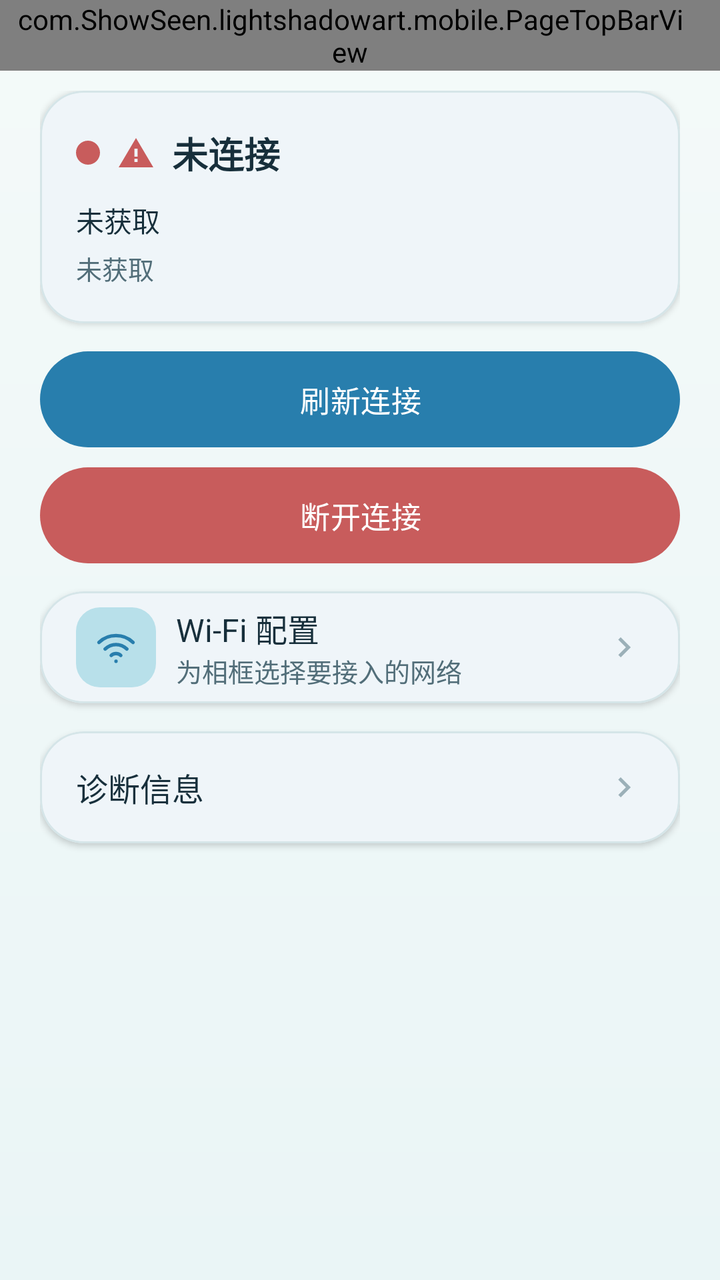
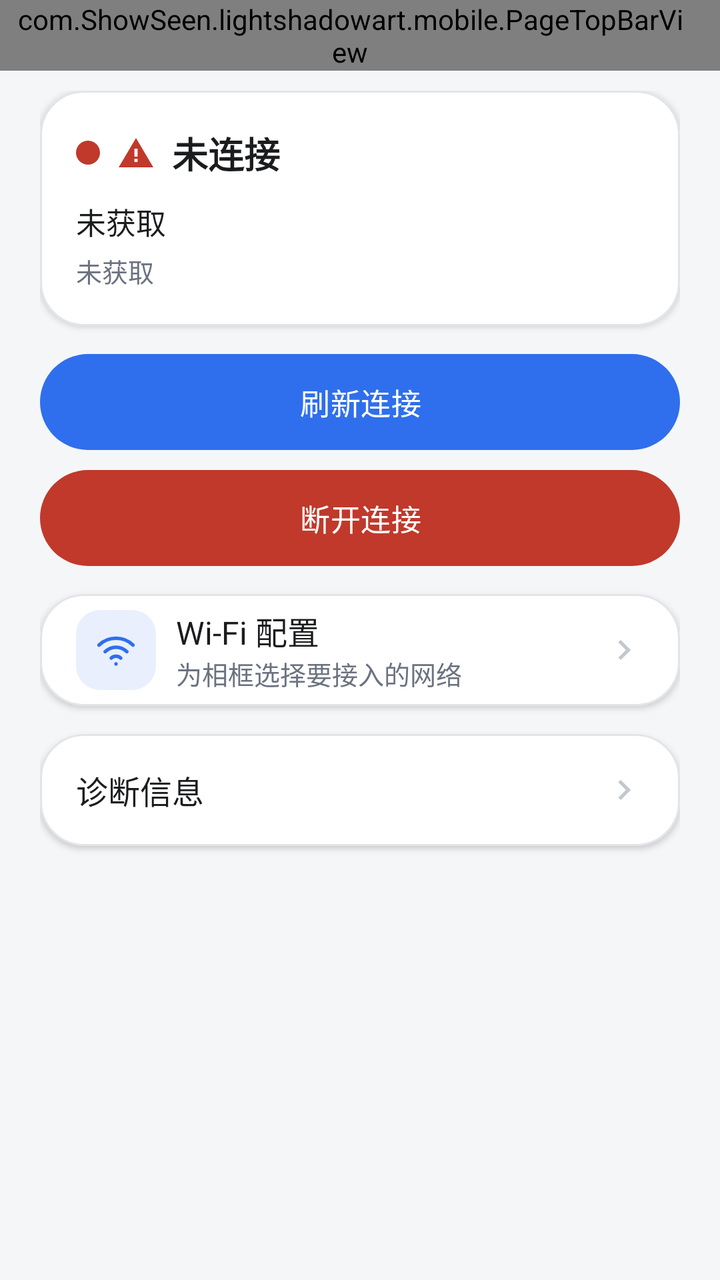

Screens rendered from an Android XML layout before and after an edit, with the pre-edit source and the edit as a unified diff.
<!-- AndroidManifest.xml: application theme Theme.LightShadowArtPhone -->
<!-- res/layout/activity_network.xml -->
<?xml version="1.0" encoding="utf-8"?>
<LinearLayout xmlns:android="http://schemas.android.com/apk/res/android"
    xmlns:app="http://schemas.android.com/apk/res-auto"
    android:layout_width="match_parent"
    android:layout_height="match_parent"
    android:background="@drawable/bg_app_gradient"
    android:orientation="vertical">

    <com.ShowSeen.lightshadowart.mobile.PageTopBarView
        android:id="@+id/network_top_bar"
        android:layout_width="match_parent"
        android:layout_height="wrap_content"
        android:paddingStart="8dp"
        android:paddingEnd="@dimen/card_padding" />

    <ScrollView
        android:layout_width="match_parent"
        android:layout_height="0dp"
        android:layout_weight="1"
        android:clipToPadding="false"
        android:fillViewport="true">

        <LinearLayout
            android:layout_width="match_parent"
            android:layout_height="wrap_content"
            android:orientation="vertical"
            android:paddingStart="@dimen/page_horizontal_padding"
            android:paddingTop="@dimen/item_gap"
            android:paddingEnd="@dimen/page_horizontal_padding"
            android:paddingBottom="@dimen/page_vertical_padding">

            
            <com.google.android.material.card.MaterialCardView
                style="@style/SurfaceCard"
                android:layout_width="match_parent"
                android:layout_height="wrap_content">

                <LinearLayout
                    android:layout_width="match_parent"
                    android:layout_height="wrap_content"
                    android:orientation="vertical"
                    android:padding="@dimen/card_padding">

                    <LinearLayout
                        android:layout_width="match_parent"
                        android:layout_height="wrap_content"
                        android:gravity="center_vertical"
                        android:orientation="horizontal">

                        <View
                            android:id="@+id/view_network_dot"
                            android:layout_width="12dp"
                            android:layout_height="12dp"
                            android:background="@drawable/dot_session" />

                        <ImageView
                            android:id="@+id/iv_network_state_icon"
                            android:layout_width="20dp"
                            android:layout_height="20dp"
                            android:layout_marginStart="8dp"
                            android:contentDescription="@null"
                            android:src="@drawable/ic_warning"
                            app:tint="@color/status_destructive" />

                        <TextView
                            android:id="@+id/tv_network_state"
                            style="@style/Text.TitleMedium"
                            android:layout_width="0dp"
                            android:layout_height="wrap_content"
                            android:layout_marginStart="8dp"
                            android:layout_weight="1"
                            android:text="@string/network_state_disconnected" />
                    </LinearLayout>

                    <TextView
                        android:id="@+id/tv_network_name"
                        style="@style/Text.Body"
                        android:layout_width="match_parent"
                        android:layout_height="wrap_content"
                        android:layout_marginTop="@dimen/item_gap"
                        android:text="@string/network_value_unknown" />

                    <TextView
                        android:id="@+id/tv_network_address"
                        style="@style/Text.Hint"
                        android:layout_width="match_parent"
                        android:layout_height="wrap_content"
                        android:layout_marginTop="4dp"
                        android:text="@string/network_value_unknown" />

                    <TextView
                        android:id="@+id/tv_network_note"
                        style="@style/Text.Hint"
                        android:layout_width="match_parent"
                        android:layout_height="wrap_content"
                        android:layout_marginTop="8dp"
                        android:visibility="gone" />
                </LinearLayout>
            </com.google.android.material.card.MaterialCardView>

            
            <com.google.android.material.button.MaterialButton
                android:id="@+id/btn_network_reconnect"
                style="@style/PillButton"
                android:layout_width="match_parent"
                android:layout_height="wrap_content"
                android:layout_marginTop="@dimen/section_gap"
                android:text="@string/action_refresh" />

            <com.google.android.material.button.MaterialButton
                android:id="@+id/btn_network_bind"
                style="@style/PillButton"
                android:layout_width="match_parent"
                android:layout_height="wrap_content"
                android:layout_marginTop="@dimen/item_gap"
                android:text="@string/network_bind_action"
                android:visibility="gone" />

            <com.google.android.material.button.MaterialButton
                android:id="@+id/btn_network_disconnect"
                style="@style/PillButton.Destructive"
                android:layout_width="match_parent"
                android:layout_height="wrap_content"
                android:layout_marginTop="@dimen/item_gap"
                android:text="@string/network_disconnect" />

            
            <com.google.android.material.card.MaterialCardView
                style="@style/SurfaceCard"
                android:layout_width="match_parent"
                android:layout_height="wrap_content"
                android:layout_marginTop="@dimen/section_gap">

                <LinearLayout
                    android:id="@+id/row_network_wifi"
                    style="@style/Settings.Row.Clickable">

                    <ImageView
                        style="@style/Settings.Row.Icon"
                        android:contentDescription="@null"
                        android:src="@drawable/ic_network"
                        app:tint="@color/primary_blue" />

                    <LinearLayout
                        android:layout_width="0dp"
                        android:layout_height="wrap_content"
                        android:layout_marginStart="@dimen/item_gap"
                        android:layout_weight="1"
                        android:orientation="vertical">

                        <TextView
                            style="@style/Text.RowTitle"
                            android:layout_width="match_parent"
                            android:layout_height="wrap_content"
                            android:text="@string/network_wifi_config_title" />

                        <TextView
                            style="@style/Text.Hint"
                            android:layout_width="match_parent"
                            android:layout_height="wrap_content"
                            android:text="@string/network_wifi_config_summary" />
                    </LinearLayout>

                    <ImageView
                        android:layout_width="20dp"
                        android:layout_height="20dp"
                        android:contentDescription="@null"
                        android:src="@drawable/ic_chevron_right" />
                </LinearLayout>
            </com.google.android.material.card.MaterialCardView>

            
            <com.google.android.material.card.MaterialCardView
                style="@style/SurfaceCard"
                android:layout_width="match_parent"
                android:layout_height="wrap_content"
                android:layout_marginTop="@dimen/section_gap">

                <LinearLayout
                    android:layout_width="match_parent"
                    android:layout_height="wrap_content"
                    android:orientation="vertical">

                    <LinearLayout
                        android:id="@+id/row_network_diagnostics"
                        style="@style/Settings.Row.Clickable">

                        <TextView
                            style="@style/Text.RowTitle"
                            android:layout_width="0dp"
                            android:layout_height="wrap_content"
                            android:layout_weight="1"
                            android:text="@string/network_diagnostics_title" />

                        <ImageView
                            android:id="@+id/iv_network_diagnostics"
                            android:layout_width="20dp"
                            android:layout_height="20dp"
                            android:contentDescription="@null"
                            android:src="@drawable/ic_chevron_right" />
                    </LinearLayout>

                    <TextView
                        android:id="@+id/tv_network_diagnostics"
                        style="@style/Text.Hint"
                        android:layout_width="match_parent"
                        android:layout_height="wrap_content"
                        android:paddingStart="@dimen/card_padding"
                        android:paddingEnd="@dimen/card_padding"
                        android:paddingBottom="@dimen/card_padding"
                        android:textIsSelectable="true"
                        android:visibility="gone" />
                </LinearLayout>
            </com.google.android.material.card.MaterialCardView>
        </LinearLayout>
    </ScrollView>
</LinearLayout>
<!-- resources referenced by this layout -->
<resources>
  <color name="primary_blue">#287EAD</color>
  <color name="status_destructive">#C85C5C</color>
  <dimen name="card_padding">18dp</dimen>
  <dimen name="item_gap">10dp</dimen>
  <dimen name="page_horizontal_padding">20dp</dimen>
  <dimen name="page_vertical_padding">24dp</dimen>
  <dimen name="section_gap">14dp</dimen>
  <!-- drawable bg_app_gradient (drawable) -->
  <?xml version="1.0" encoding="utf-8"?>
  <shape xmlns:android="http://schemas.android.com/apk/res/android"
      android:shape="rectangle">
      <gradient
          android:angle="270"
          android:endColor="@color/app_bg"
          android:startColor="@color/app_bg_top"
          android:type="linear" />
  </shape>
  <string name="action_refresh">刷新连接</string>
  <string name="network_bind_action">扫码绑定设备</string>
  <string name="network_diagnostics_title">诊断信息</string>
  <string name="network_disconnect">断开连接</string>
  <string name="network_state_disconnected">未连接</string>
  <string name="network_value_unknown">未获取</string>
  <string name="network_wifi_config_summary">为相框选择要接入的网络</string>
  <string name="network_wifi_config_title">Wi-Fi 配置</string>
  <style name="Theme.LightShadowArtPhone" parent="Theme.Material3.Light.NoActionBar">
          <item name="colorPrimary">@color/primary_blue</item>
          <item name="colorOnPrimary">@color/on_primary</item>
          <item name="colorPrimaryContainer">@color/accent_sky</item>
          <item name="colorOnPrimaryContainer">@color/text_primary</item>
          <item name="colorSecondary">@color/accent_teal</item>
          <item name="colorOnSecondary">@color/on_primary</item>
          <item name="colorSurface">@color/card_bg</item>
          <item name="colorOnSurface">@color/text_primary</item>
          <item name="colorSurfaceVariant">@color/card_tint</item>
          <item name="colorOnSurfaceVariant">@color/text_secondary</item>
          <item name="colorOutline">@color/divider_stroke</item>
          <item name="colorError">@color/status_destructive</item>
          <item name="colorOnError">@color/on_primary</item>
          <item name="colorControlActivated">@color/primary_blue</item>
          <item name="android:colorBackground">@color/app_bg</item>
          <item name="android:textColorPrimary">@color/text_primary</item>
          <item name="android:textColorSecondary">@color/text_secondary</item>
          <item name="android:statusBarColor">@color/app_bg</item>
          <item name="android:windowLightStatusBar">true</item>
          <item name="android:navigationBarColor">@color/app_bg</item>
          <item name="android:windowLightNavigationBar" tools:targetApi="o_mr1">true</item>
      </style>
  <color name="app_bg">#EAF5F6</color>
  <color name="app_bg_top">#F4FAF9</color>
  <color name="icon_muted">@color/text_disabled</color>
  <color name="text_primary">#172F3B</color>
  <dimen name="touch_min_height">48dp</dimen>
  <dimen name="text_button">15sp</dimen>
  <dimen name="corner_pill">28dp</dimen>
  <color name="on_primary">#FFFFFF</color>
  <dimen name="icon_badge_box">40dp</dimen>
  <!-- drawable bg_icon_plate (drawable) -->
  <?xml version="1.0" encoding="utf-8"?>
  <shape xmlns:android="http://schemas.android.com/apk/res/android"
      android:shape="rectangle">
      <solid android:color="@color/accent_sky" />
      <corners android:radius="@dimen/corner_small" />
  </shape>
  <color name="card_bg">#FFFFFF</color>
  <dimen name="corner_large">22dp</dimen>
  <dimen name="card_elevation">2dp</dimen>
  <color name="divider_stroke">#D5E5E8</color>
  <dimen name="divider_width">1dp</dimen>
  <dimen name="text_body">14sp</dimen>
  <color name="text_secondary">#526E79</color>
  <dimen name="text_hint">13sp</dimen>
  <dimen name="text_row_title">16sp</dimen>
  <dimen name="text_title_medium">18sp</dimen>
  <color name="accent_sky">#B8E0EA</color>
  <color name="accent_teal">#64B8BD</color>
  <color name="card_tint">#F7FBFA</color>
  <color name="text_disabled">#9BB0B8</color>
  <dimen name="corner_small">12dp</dimen>
  <!-- unchanged entries left out for length: 14 -->
</resources>

<!-- the commit's change to res/layout/activity_network.xml (unified diff, before → after) -->
@@ -3,7 +3,7 @@
     xmlns:app="http://schemas.android.com/apk/res-auto"
     android:layout_width="match_parent"
     android:layout_height="match_parent"
-    android:background="@drawable/bg_app_gradient"
+    android:background="@color/app_bg"
     android:orientation="vertical">
 
     <com.ShowSeen.lightshadowart.mobile.PageTopBarView
<!-- resource entries referenced after the edit -->
@@ -1,22 +1,12 @@
 <!-- resources referenced by this layout -->
 <resources>
-  <color name="primary_blue">#287EAD</color>
-  <color name="status_destructive">#C85C5C</color>
+  <color name="primary_blue">#2F6FED</color>
+  <color name="status_destructive">#C0392B</color>
   <dimen name="card_padding">18dp</dimen>
   <dimen name="item_gap">10dp</dimen>
   <dimen name="page_horizontal_padding">20dp</dimen>
   <dimen name="page_vertical_padding">24dp</dimen>
   <dimen name="section_gap">14dp</dimen>
-  <!-- drawable bg_app_gradient (drawable) -->
-  <?xml version="1.0" encoding="utf-8"?>
-  <shape xmlns:android="http://schemas.android.com/apk/res/android"
-      android:shape="rectangle">
-      <gradient
-          android:angle="270"
-          android:endColor="@color/app_bg"
-          android:startColor="@color/app_bg_top"
-          android:type="linear" />
-  </shape>
   <string name="action_refresh">刷新连接</string>
   <string name="network_bind_action">扫码绑定设备</string>
   <string name="network_diagnostics_title">诊断信息</string>
@@ -28,9 +18,9 @@
   <style name="Theme.LightShadowArtPhone" parent="Theme.Material3.Light.NoActionBar">
           <item name="colorPrimary">@color/primary_blue</item>
           <item name="colorOnPrimary">@color/on_primary</item>
-          <item name="colorPrimaryContainer">@color/accent_sky</item>
+          <item name="colorPrimaryContainer">@color/primary_soft</item>
           <item name="colorOnPrimaryContainer">@color/text_primary</item>
-          <item name="colorSecondary">@color/accent_teal</item>
+          <item name="colorSecondary">@color/primary_blue</item>
           <item name="colorOnSecondary">@color/on_primary</item>
           <item name="colorSurface">@color/card_bg</item>
           <item name="colorOnSurface">@color/text_primary</item>
@@ -47,11 +37,12 @@
           <item name="android:windowLightStatusBar">true</item>
           <item name="android:navigationBarColor">@color/app_bg</item>
           <item name="android:windowLightNavigationBar" tools:targetApi="o_mr1">true</item>
+          
+          <item name="elevationOverlayEnabled">false</item>
       </style>
-  <color name="app_bg">#EAF5F6</color>
-  <color name="app_bg_top">#F4FAF9</color>
+  <color name="app_bg">#F5F6F8</color>
   <color name="icon_muted">@color/text_disabled</color>
-  <color name="text_primary">#172F3B</color>
+  <color name="text_primary">#1A1C1E</color>
   <dimen name="touch_min_height">48dp</dimen>
   <dimen name="text_button">15sp</dimen>
   <dimen name="corner_pill">28dp</dimen>
@@ -61,23 +52,22 @@
   <?xml version="1.0" encoding="utf-8"?>
   <shape xmlns:android="http://schemas.android.com/apk/res/android"
       android:shape="rectangle">
-      <solid android:color="@color/accent_sky" />
+      <solid android:color="@color/primary_soft" />
       <corners android:radius="@dimen/corner_small" />
   </shape>
   <color name="card_bg">#FFFFFF</color>
   <dimen name="corner_large">22dp</dimen>
   <dimen name="card_elevation">2dp</dimen>
-  <color name="divider_stroke">#D5E5E8</color>
+  <color name="divider_stroke">#E2E4E8</color>
   <dimen name="divider_width">1dp</dimen>
-  <dimen name="text_body">14sp</dimen>
-  <color name="text_secondary">#526E79</color>
+  <dimen name="text_body">15sp</dimen>
+  <color name="text_secondary">#6B7280</color>
   <dimen name="text_hint">13sp</dimen>
   <dimen name="text_row_title">16sp</dimen>
   <dimen name="text_title_medium">18sp</dimen>
-  <color name="accent_sky">#B8E0EA</color>
-  <color name="accent_teal">#64B8BD</color>
-  <color name="card_tint">#F7FBFA</color>
-  <color name="text_disabled">#9BB0B8</color>
+  <color name="primary_soft">#E9EFFD</color>
+  <color name="card_tint">#F5F6F8</color>
+  <color name="text_disabled">#C3C7CF</color>
   <dimen name="corner_small">12dp</dimen>
   <!-- unchanged entries left out for length: 14 -->
 </resources>
